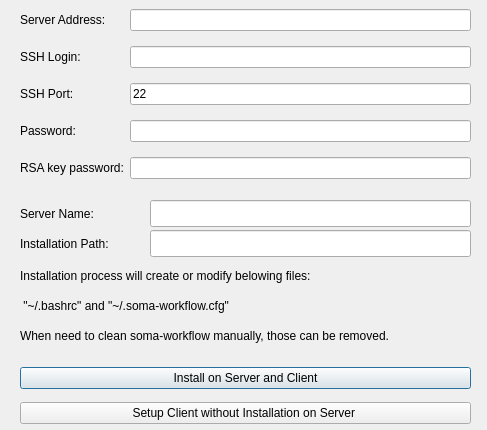
The window that python/soma/workflow/gui/ServerNewDlg.ui (populse/soma-workflow) describes before a commit, drawn with Qt 5.
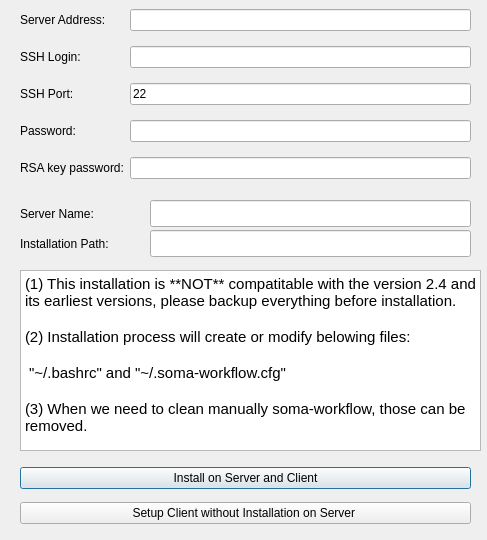
The same window after the commit.

Commit message: gui comment for the installation

The edit to the form file:
```diff
--- a/python/soma/workflow/gui/ServerNewDlg.ui
+++ b/python/soma/workflow/gui/ServerNewDlg.ui
@@ -7,7 +7,7 @@
     <x>0</x>
     <y>0</y>
     <width>487</width>
-    <height>430</height>
+    <height>540</height>
    </rect>
   </property>
   <property name="windowTitle">
@@ -94,7 +94,7 @@
    <property name="geometry">
     <rect>
      <x>20</x>
-     <y>360</y>
+     <y>460</y>
      <width>451</width>
      <height>71</height>
     </rect>
@@ -162,43 +162,27 @@
     <string>Installation Path:</string>
    </property>
   </widget>
-  <widget class="QLabel" name="label_8">
+  <widget class="QTextEdit" name="textEdit">
    <property name="geometry">
     <rect>
      <x>20</x>
-     <y>260</y>
-     <width>441</width>
-     <height>31</height>
-    </rect>
-   </property>
-   <property name="text">
-    <string>Installation process will create or modify belowing files:</string>
-   </property>
-  </widget>
-  <widget class="QLabel" name="label_9">
-   <property name="geometry">
-    <rect>
-     <x>20</x>
-     <y>290</y>
-     <width>441</width>
-     <height>31</height>
-    </rect>
-   </property>
-   <property name="text">
-    <string> &quot;~/.bashrc&quot; and &quot;~/.soma-workflow.cfg&quot;</string>
-   </property>
-  </widget>
-  <widget class="QLabel" name="label_10">
-   <property name="geometry">
-    <rect>
-     <x>20</x>
-     <y>320</y>
+     <y>270</y>
      <width>461</width>
-     <height>31</height>
+     <height>181</height>
     </rect>
    </property>
-   <property name="text">
-    <string>When need to clean soma-workflow manually, those can be removed.</string>
+   <property name="html">
+    <string>&lt;!DOCTYPE HTML PUBLIC &quot;-//W3C//DTD HTML 4.0//EN&quot; &quot;http://www.w3.org/TR/REC-html40/strict.dtd&quot;&gt;
+&lt;html&gt;&lt;head&gt;&lt;meta name=&quot;qrichtext&quot; content=&quot;1&quot; /&gt;&lt;style type=&quot;text/css&quot;&gt;
+p, li { white-space: pre-wrap; }
+&lt;/style&gt;&lt;/head&gt;&lt;body style=&quot; font-family:'Ubuntu'; font-size:11pt; font-weight:400; font-style:normal;&quot;&gt;
+&lt;p style=&quot; margin-top:0px; margin-bottom:0px; margin-left:0px; margin-right:0px; -qt-block-indent:0; text-indent:0px;&quot;&gt;(1) This installation is **NOT** compatitable with the version 2.4 and its earliest versions, please backup everything before installation. &lt;/p&gt;
+&lt;p style=&quot;-qt-paragraph-type:empty; margin-top:0px; margin-bottom:0px; margin-left:0px; margin-right:0px; -qt-block-indent:0; text-indent:0px;&quot;&gt;&lt;br /&gt;&lt;/p&gt;
+&lt;p style=&quot; margin-top:0px; margin-bottom:0px; margin-left:0px; margin-right:0px; -qt-block-indent:0; text-indent:0px;&quot;&gt;(2) Installation process will create or modify belowing files: &lt;/p&gt;
+&lt;p style=&quot;-qt-paragraph-type:empty; margin-top:0px; margin-bottom:0px; margin-left:0px; margin-right:0px; -qt-block-indent:0; text-indent:0px;&quot;&gt;&lt;br /&gt;&lt;/p&gt;
+&lt;p style=&quot; margin-top:0px; margin-bottom:0px; margin-left:0px; margin-right:0px; -qt-block-indent:0; text-indent:0px;&quot;&gt; &amp;quot;~/.bashrc&amp;quot; and &amp;quot;~/.soma-workflow.cfg&amp;quot;&lt;/p&gt;
+&lt;p style=&quot;-qt-paragraph-type:empty; margin-top:0px; margin-bottom:0px; margin-left:0px; margin-right:0px; -qt-block-indent:0; text-indent:0px;&quot;&gt;&lt;br /&gt;&lt;/p&gt;
+&lt;p style=&quot; margin-top:0px; margin-bottom:0px; margin-left:0px; margin-right:0px; -qt-block-indent:0; text-indent:0px;&quot;&gt;(3) When we need to clean manually soma-workflow, those can be removed.&lt;/p&gt;&lt;/body&gt;&lt;/html&gt;</string>
    </property>
   </widget>
  </widget>
```
